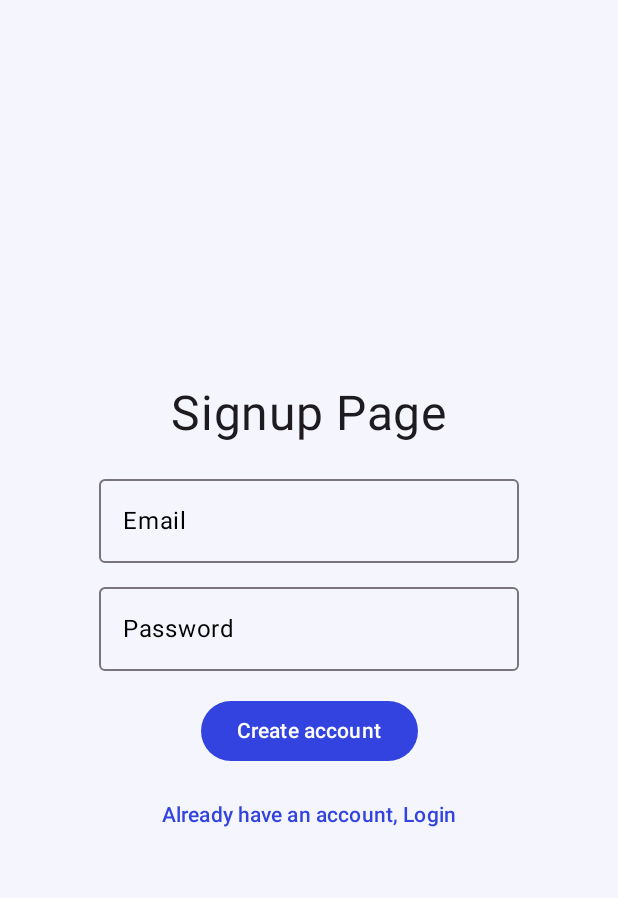
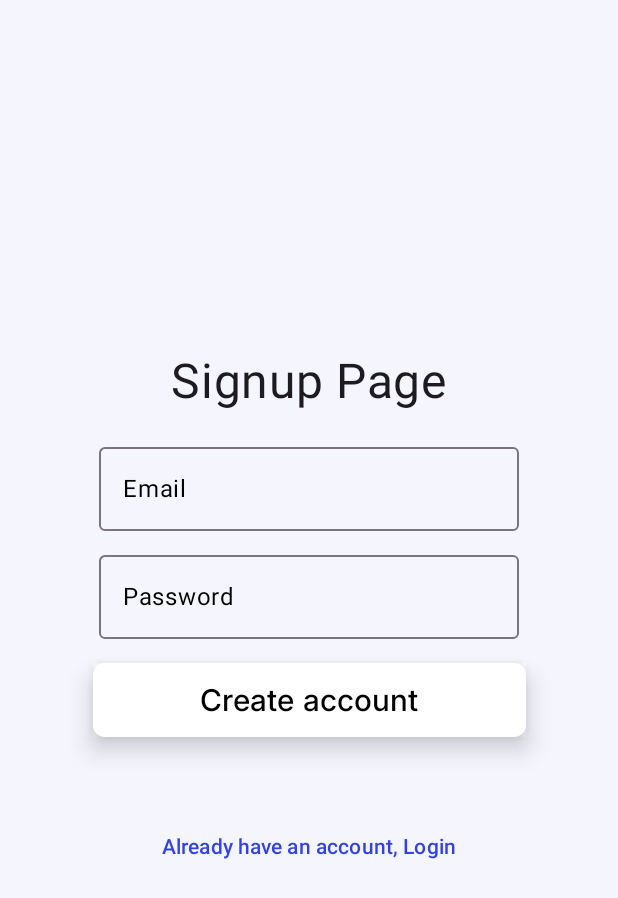
Before and after one commit to Ivan-Romo/ProductivityPatterns, an Android app built with Jetpack Compose: the screen it shows after launch (MainActivity), after a tap on "Don't have an account, Signup", on a phone screen of 412 x 824 dp. Shown: the top 898 px of the screen. Run offline under Robolectric (Android 15) with nearby library versions, the phone set to English and light mode, and no system bars; our stand-ins replace AdMob, Firebase (no records; nobody signed in at launch, a user with empty details on screens opened directly), livedata-compose.

Commit message:
key changed!!

```diff
--- a/app/build.gradle.kts
+++ b/app/build.gradle.kts
@@ -13,8 +13,8 @@ android {
         applicationId = "com.productivity.productivitypatterns"
         minSdk = 26
         targetSdk = 34
-        versionCode = 1
-        versionName = "1.0"
+        versionCode = 2
+        versionName = "0.0.2"
 
         testInstrumentationRunner = "androidx.test.runner.AndroidJUnitRunner"
         vectorDrawables {
--- a/app/src/main/java/com/productivity/productivitypatterns/view/LoginView.kt
+++ b/app/src/main/java/com/productivity/productivitypatterns/view/LoginView.kt
@@ -3,6 +3,7 @@ package com.productivity.productivitypatterns.view
 import android.widget.Toast
 import androidx.compose.foundation.layout.*
 import androidx.compose.material3.Button
+import androidx.compose.material3.MaterialTheme.colorScheme
 import androidx.compose.material3.OutlinedTextField
 import androidx.compose.material3.Text
 import androidx.compose.material3.TextButton
@@ -14,6 +15,7 @@ import androidx.compose.ui.platform.LocalContext
 import androidx.compose.ui.unit.dp
 import androidx.compose.ui.unit.sp
 import androidx.navigation.NavController
+import com.productivity.productivitypatterns.components.Buttons.MediumButton
 import com.productivity.productivitypatterns.viewmodel.AuthState
 import com.productivity.productivitypatterns.viewmodel.AuthViewModel
 
@@ -40,11 +42,14 @@ fun LoginView(modifier: Modifier = Modifier, navController: NavController, authV
         }
     }
 
+    BoxWithConstraints {
+        var constr = this
         Column(
             modifier = modifier.fillMaxSize(),
             verticalArrangement = Arrangement.Center,
             horizontalAlignment = Alignment.CenterHorizontally
         ) {
+
             Text(text = "Login Page", fontSize = 32.sp)
 
             Spacer(modifier = Modifier.height(16.dp))
@@ -72,13 +77,9 @@ fun LoginView(modifier: Modifier = Modifier, navController: NavController, authV
             )
             Spacer(modifier = Modifier.height(16.dp))
 
-        Button(onClick = {
-            authViewModel.login(email,password)
-        },
-            enabled = authState.value != AuthState.Loading
-        ) {
-            Text(text = "Login")
-        }
+            MediumButton(constr,onClick = {
+                authViewModel.login(email, password)
+            },"Login", colorScheme = colorScheme, isInBackground = true)
 
 
             Spacer(modifier = Modifier.height(8.dp))
@@ -91,3 +92,4 @@ fun LoginView(modifier: Modifier = Modifier, navController: NavController, authV
 
         }
     }
+}
--- a/app/src/main/java/com/productivity/productivitypatterns/view/SignupView.kt
+++ b/app/src/main/java/com/productivity/productivitypatterns/view/SignupView.kt
@@ -7,6 +7,7 @@ import com.productivity.productivitypatterns.viewmodel.AuthViewModel
 import android.widget.Toast
 import androidx.compose.foundation.layout.*
 import androidx.compose.material3.Button
+import androidx.compose.material3.MaterialTheme.colorScheme
 import androidx.compose.material3.OutlinedTextField
 import androidx.compose.material3.Text
 import androidx.compose.material3.TextButton
@@ -16,6 +17,7 @@ import androidx.compose.ui.Alignment
 import androidx.compose.ui.platform.LocalContext
 import androidx.compose.ui.unit.dp
 import androidx.compose.ui.unit.sp
+import com.productivity.productivitypatterns.components.Buttons.MediumButton
 import com.productivity.productivitypatterns.viewmodel.AuthState
 
 @Composable
@@ -43,6 +45,8 @@ fun SignupView(modifier: Modifier = Modifier, navController: NavController, auth
         }
     }
 
+    BoxWithConstraints {
+        var constr = this
         Column(
             modifier = modifier.fillMaxSize(),
             verticalArrangement = Arrangement.Center,
@@ -75,13 +79,9 @@ fun SignupView(modifier: Modifier = Modifier, navController: NavController, auth
             )
             Spacer(modifier = Modifier.height(16.dp))
 
-        Button(
-            onClick = {
+            MediumButton(constr,onClick = {
                 authViewModel.signup(email, password)
-            }, enabled = authState.value != AuthState.Loading
-        ) {
-            Text(text = "Create account")
-        }
+            },"Create account", colorScheme = colorScheme, isInBackground = true)
 
             Spacer(modifier = Modifier.height(8.dp))
 
@@ -93,3 +93,4 @@ fun SignupView(modifier: Modifier = Modifier, navController: NavController, auth
 
         }
     }
+}
```
Lines whose indentation alone changed are shown as unchanged.
